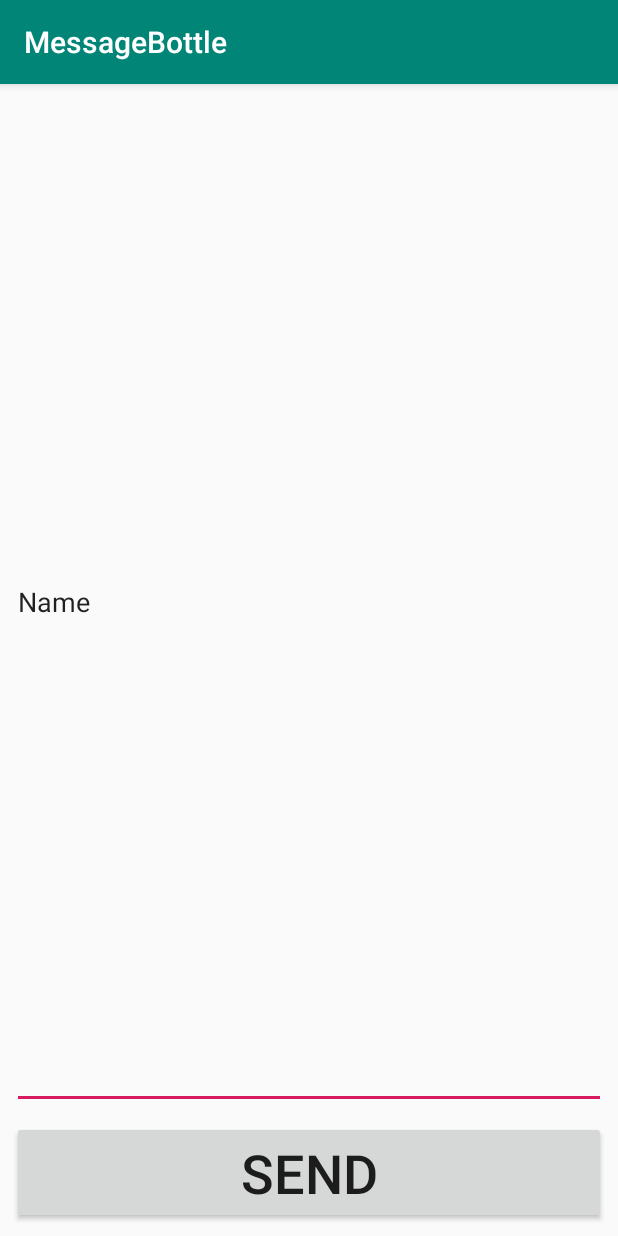
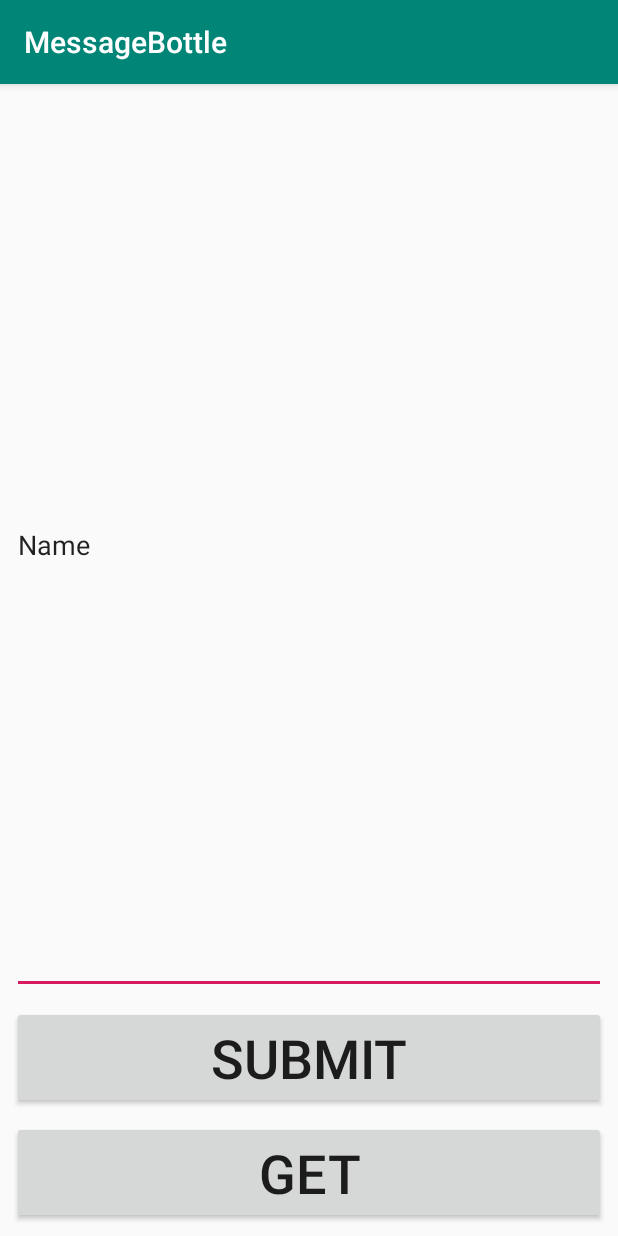
Before and after one commit to negitorogithub/MessageBottle, an Android app: the screen it shows after launch (MainActivity), on a phone screen of 412 x 824 dp. Run offline under Robolectric (Android 15) with nearby library versions, the phone set to English and light mode, and no system bars; our stand-ins replace Firebase (no records; nobody signed in at launch, a user with empty details on screens opened directly).

Commit message:
GetButton

```diff
--- a/app/src/main/res/layout/main_fragment.xml
+++ b/app/src/main/res/layout/main_fragment.xml
@@ -21,12 +21,21 @@
             app:layout_constraintTop_toTopOf="parent" android:layout_marginBottom="8dp"
             app:layout_constraintBottom_toTopOf="@+id/submitButton" android:layout_margin="8dp" android:autofillHints="yes"/>
     <Button
-            android:text="Send"
+            android:text="Submit"
             android:layout_width="0dp"
             android:layout_height="wrap_content"
-            android:id="@+id/submitButton" android:layout_marginBottom="8dp"
+            android:id="@+id/submitButton"
+            app:layout_constraintStart_toStartOf="parent"
+            android:layout_marginLeft="8dp" android:layout_marginStart="8dp" app:layout_constraintEnd_toEndOf="parent"
+            android:layout_marginEnd="8dp" android:layout_marginRight="8dp" android:textSize="36sp"
+            app:layout_constraintBottom_toTopOf="@+id/getButton" android:layout_margin="8dp"/>
+    <Button
+            android:text="Get"
+            android:layout_width="0dp"
+            android:layout_height="wrap_content"
+            android:id="@+id/getButton" android:layout_marginBottom="8dp"
             app:layout_constraintBottom_toBottomOf="parent" app:layout_constraintStart_toStartOf="parent"
             android:layout_marginLeft="8dp" android:layout_marginStart="8dp" app:layout_constraintEnd_toEndOf="parent"
-            android:layout_marginEnd="8dp" android:layout_marginRight="8dp" android:textSize="36sp"
-    />
+            android:layout_marginEnd="8dp" android:layout_marginRight="8dp" android:layout_margin="8dp"
+            android:textSize="36sp"/>
 </android.support.constraint.ConstraintLayout>
```
Also changed, not shown: app/src/main/java/unifar/unifar/messagebottle/ui/main/MainFragment.kt (+41 -2 lines).
